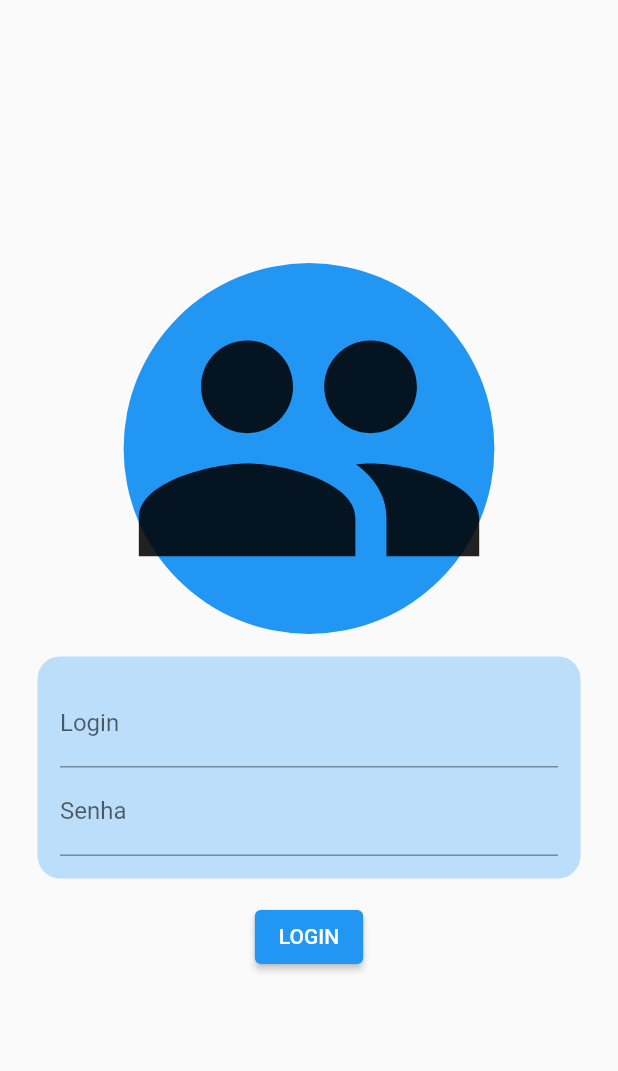
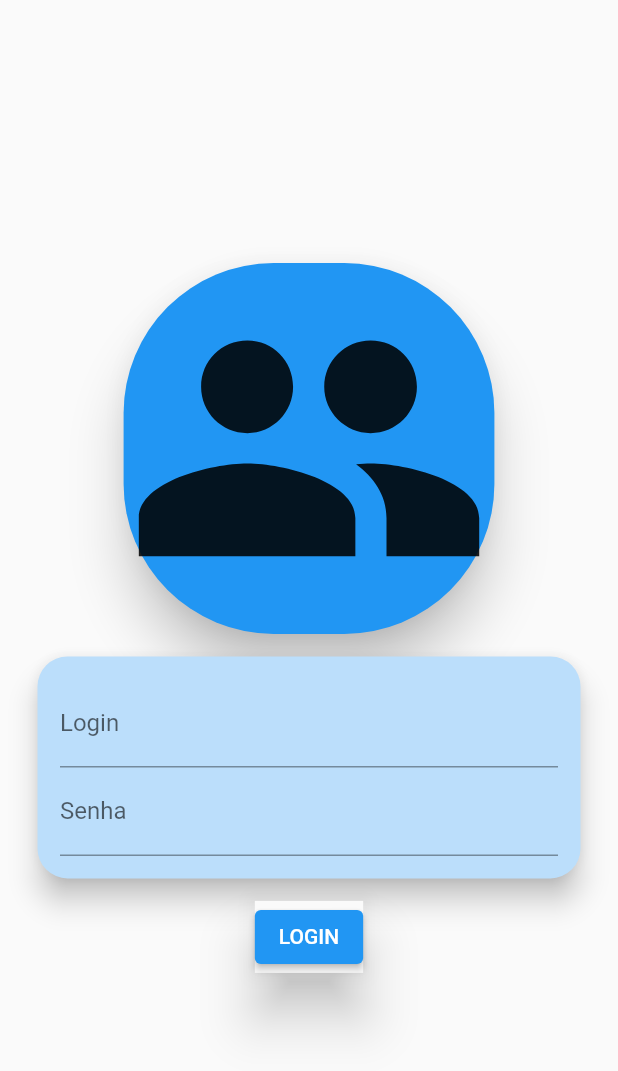
Before and after one commit to bispoalef/LiginProject, a Flutter app: the screen it shows after launch, on a phone screen of 412 x 824 dp. Shown: the top 1071 px of the screen. Run offline on Flutter 3.47's test engine with Material 2 defaults, Android fonts, the phone set to English and light mode, and no system bars.

Commit message:
logica de login

```diff
--- /dev/null
+++ b/login_project/lib/controllers/login_controller.dart
@@ -0,0 +1,19 @@
+import 'package:flutter/cupertino.dart';
+
+class LoginController {
+  ValueNotifier<bool> loader = ValueNotifier<bool>(false);
+
+  String? _login;
+  setLogin(String value) => _login = value;
+
+  String? _senha;
+  setSenha(String value) => _senha = value;
+
+  Future<bool> auth() async {
+    loader.value = true;
+
+    await Future.delayed(const Duration(seconds: 2));
+    loader.value = false;
+    return _login == '1' && _senha == '1';
+  }
+}
--- a/login_project/lib/main.dart
+++ b/login_project/lib/main.dart
@@ -1,5 +1,6 @@
 import 'package:flutter/material.dart';
 import 'package:login_project/pages/login.dart';
+import 'package:login_project/pages/page_app.dart';
 import 'package:login_project/pages/splash.dart';
 
 void main() {
@@ -16,7 +17,8 @@ class MyApp extends StatelessWidget {
       initialRoute: '/splash',
       routes: {
         '/splash': (_) => const SplashScreen(),
-        '/login': (_) => const LoginScreen(),
+        '/login': (_) => LoginScreen(),
+        '/app': (_) => const PageApp(),
       },
     );
   }
--- a/login_project/lib/pages/login.dart
+++ b/login_project/lib/pages/login.dart
@@ -1,7 +1,9 @@
 import 'package:flutter/material.dart';
+import 'package:login_project/controllers/login_controller.dart';
 
 class LoginScreen extends StatelessWidget {
-  const LoginScreen({Key? key}) : super(key: key);
+  LoginController controller = LoginController();
+  LoginScreen({Key? key}) : super(key: key);
 
   @override
   Widget build(BuildContext context) {
@@ -12,38 +14,65 @@ class LoginScreen extends StatelessWidget {
           crossAxisAlignment: CrossAxisAlignment.center,
           mainAxisAlignment: MainAxisAlignment.center,
           children: [
-            Container(
-              decoration: BoxDecoration(
-                shape: BoxShape.circle,
-                color: Colors.blue.shade500,
-              ),
+            Material(
+              elevation: 15,
+              color: Colors.blue.shade500,
+              borderRadius: BorderRadius.circular(100),
               child: Icon(
                 Icons.people,
                 size: MediaQuery.of(context).size.height * 0.3,
               ),
             ),
             Container(height: 15),
-            Container(
-              decoration: BoxDecoration(
-                borderRadius: BorderRadius.circular(15),
-                color: Colors.blue.shade100,
-              ),
+            Material(
+              borderRadius: BorderRadius.circular(20),
+              color: Colors.blue.shade100,
+              elevation: 8,
               child: Padding(
                 padding: const EdgeInsets.all(15),
                 child: Column(
-                  children: const [
+                  children: [
                     TextField(
-                      decoration: InputDecoration(label: Text('Login')),
+                      decoration: const InputDecoration(label: Text('Login')),
+                      onChanged: controller.setLogin,
                     ),
                     TextField(
-                        decoration: InputDecoration(label: Text('Senha')),
-                        obscureText: true)
+                      decoration: const InputDecoration(
+                        label: Text('Senha'),
+                      ),
+                      obscureText: true,
+                      onChanged: controller.setSenha,
+                    )
                   ],
                 ),
               ),
             ),
             Container(height: 15),
-            ElevatedButton(onPressed: () {}, child: const Text('LOGIN')),
+            ValueListenableBuilder<bool>(
+              valueListenable: controller.loader,
+              builder: (_, loader, __) => loader
+                  ? const CircularProgressIndicator()
+                  : Material(
+                      elevation: 15,
+                      child: ElevatedButton(
+                        onPressed: () {
+                          controller.auth().then(
+                            (result) {
+                              if (result == true) {
+                                Navigator.pushNamed(
+                                  (context),
+                                  '/app',
+                                );
+                              } else {
+                                print('object');
+                              }
+                            },
+                          );
+                        },
+                        child: const Text('LOGIN'),
+                      ),
+                    ),
+            ),
           ],
         ),
       ),
```
Also changed, not shown: login_project/lib/pages/page_app.dart (added, +17 -0 lines).
